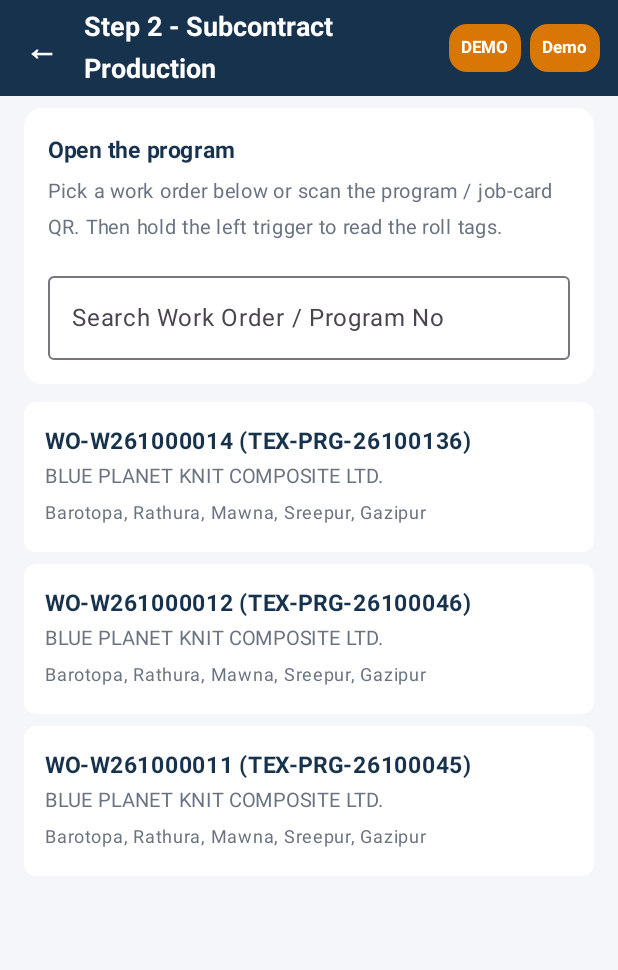
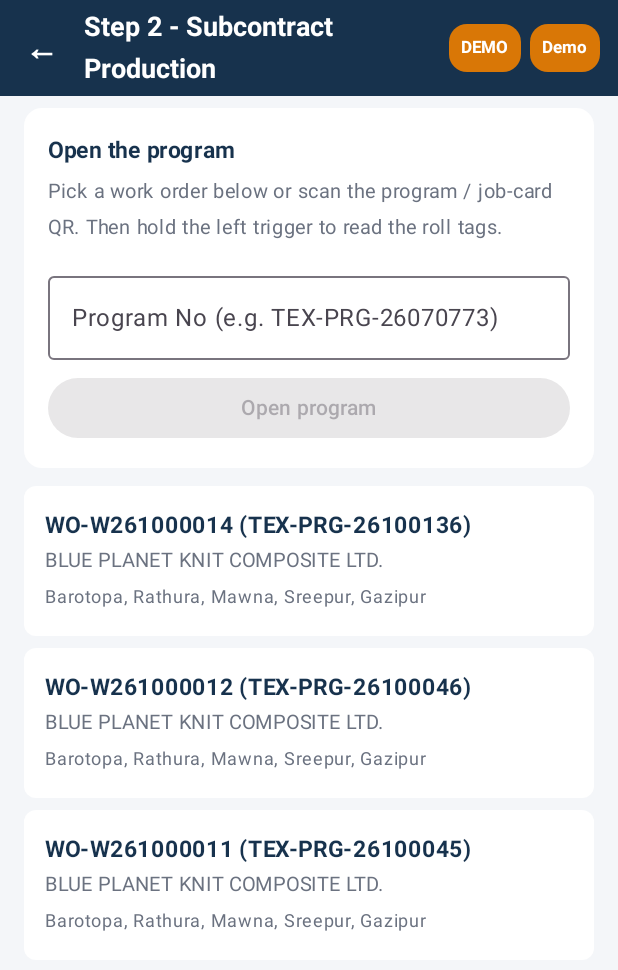
Before and after one commit to mashkurulalamohi37/RFID, an Android app built with Jetpack Compose: the ProductionScreen screen opened through its navigation route, on a phone screen of 412 x 824 dp. Shown: the top 970 px of the screen. Run offline under Robolectric (Android 15) with nearby library versions, the phone set to English and light mode, and no system bars; our stand-ins replace Room's generated code; pictures from the network do not load.

Commit message:
Production: open typed program; document ref-weight placeholder
- Production screen: "Open program" button (and keyboard Go) opens the
  typed program number; typing no longer calls the missing work-orders
  service on every keystroke; hint shown when the list is unavailable
- Hide empty "()" in the program-loaded message when there is no work order
- API log: shorten HTML error pages (e.g. ORDS 404) to one line
- Backend report: ref-weight is a placeholder ("-- UPDATE ROLL WEIGHT HERE")
- Postman: add tested ref-weight request, programNo variable and real
  test data (request 38, program TEX-PRG-26070773, WO-W260700198)

```diff
--- a/android-app/app/src/main/java/com/rfid/rolltrack/ui/production/ProductionScreen.kt
+++ b/android-app/app/src/main/java/com/rfid/rolltrack/ui/production/ProductionScreen.kt
@@ -103,16 +103,35 @@ fun ProductionScreen(
                         )
 
                         Spacer(Modifier.height(12.dp))
+                        // Typing no longer calls the server per keystroke; Open (or Enter) opens the typed program.
+                        val openTyped = {
+                            val code = searchQuery.trim()
+                            if (code.isNotEmpty()) vm.openProgram(code)
+                        }
                         OutlinedTextField(
                             value = searchQuery,
-                            onValueChange = {
-                                searchQuery = it
-                                vm.searchWorkOrders(it)
-                            },
-                            label = { Text("Search Work Order / Program No") },
+                            onValueChange = { searchQuery = it },
+                            label = { Text("Program No (e.g. TEX-PRG-26070773)") },
                             singleLine = true,
+                            keyboardOptions = KeyboardOptions(imeAction = androidx.compose.ui.text.input.ImeAction.Go),
+                            keyboardActions = androidx.compose.foundation.text.KeyboardActions(onGo = { openTyped() }),
                             modifier = Modifier.fillMaxWidth()
                         )
+                        Spacer(Modifier.height(8.dp))
+                        Button(
+                            onClick = { openTyped() },
+                            enabled = searchQuery.isNotBlank() && !busy,
+                            modifier = Modifier.fillMaxWidth(),
+                            colors = ButtonDefaults.buttonColors(containerColor = Palette.Navy)
+                        ) { Text("Open program") }
+                        if (workOrders.isEmpty()) {
+                            Spacer(Modifier.height(6.dp))
+                            Text(
+                                "The ERP has no work-order list service yet, so type the program number and tap Open.",
+                                fontSize = 12.sp,
+                                color = Palette.Muted
+                            )
+                        }
                     }
                 }
             } else {
--- a/android-app/app/src/main/java/com/rfid/rolltrack/ui/production/ProductionViewModel.kt
+++ b/android-app/app/src/main/java/com/rfid/rolltrack/ui/production/ProductionViewModel.kt
@@ -104,7 +104,7 @@ class ProductionViewModel(container: AppContainer) :
                 val ctx = container.api.programContext(userId, code)
                 saveHeader(ProductionHeader(context = ctx))
                 val sourceLabel = if (isRfid) "RFID Tag" else "Code"
-                show(Banner.Tone.OK, "Program loaded via $sourceLabel: ${ctx.programNo} (${ctx.woNo})")
+                show(Banner.Tone.OK, "Program loaded via $sourceLabel: ${ctx.programNo}" + if (ctx.woNo.isNotBlank()) " (${ctx.woNo})" else "")
                 container.feedback.tagAccepted()
             } catch (e: Exception) {
                 show(Banner.Tone.BAD, e.message ?: "Failed to open program: $code")
```
Also changed, not shown: android-app/app/src/main/java/com/rfid/rolltrack/data/remote/ApiLog.kt (+15 -1 lines), 2 other files.
